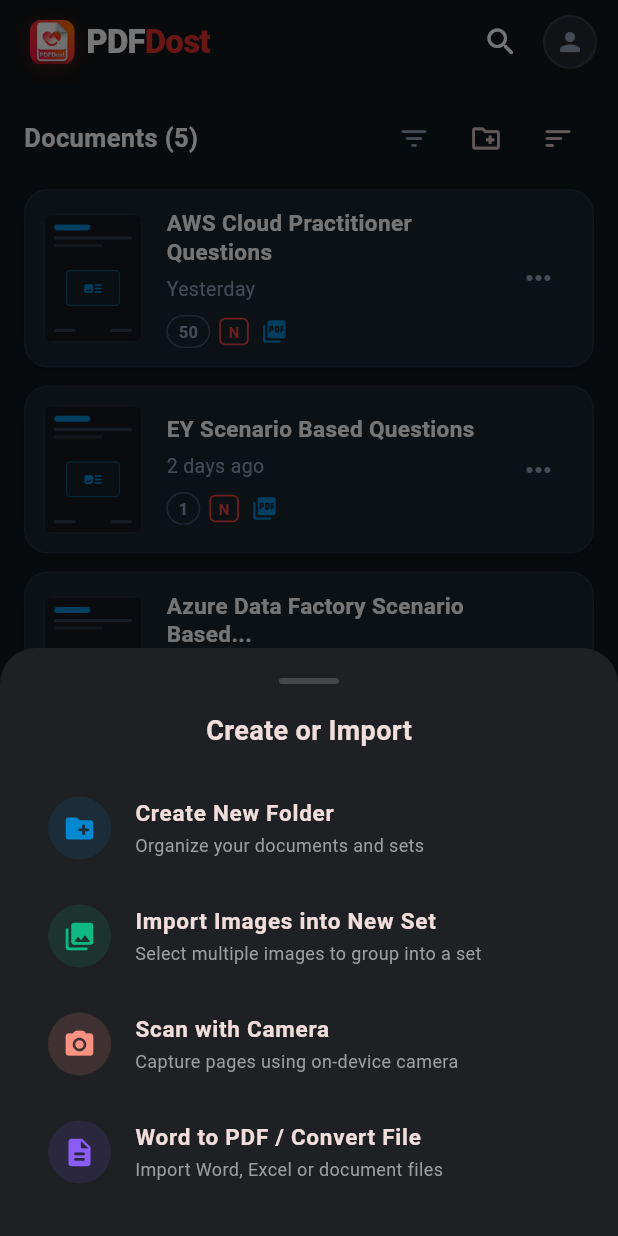
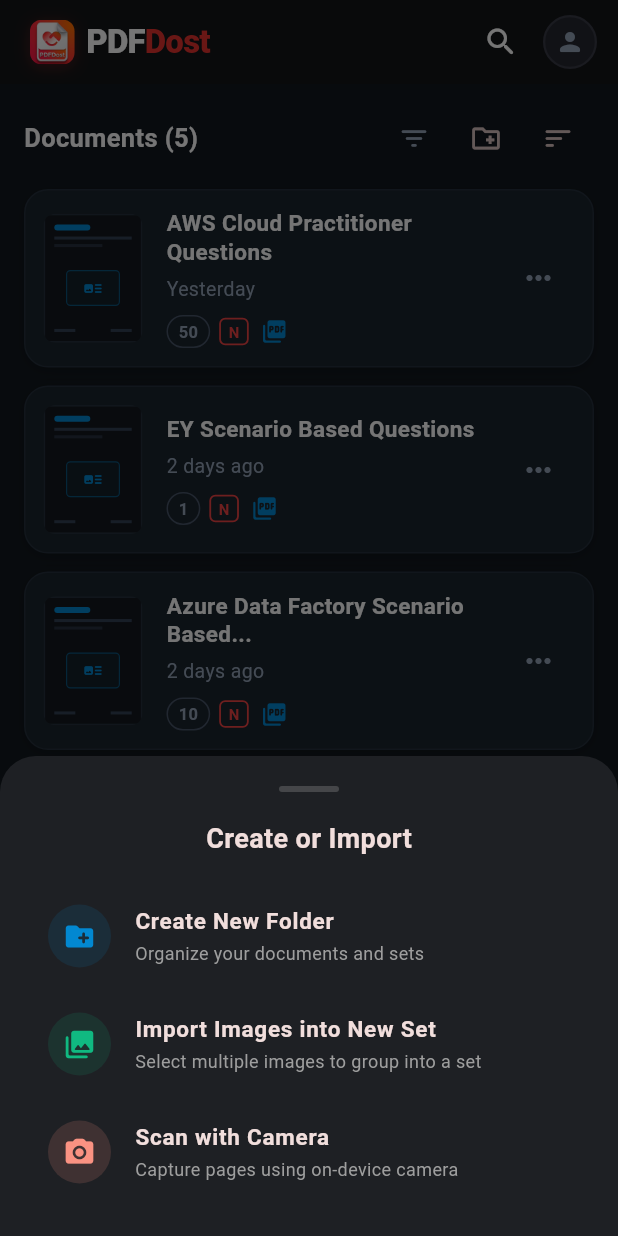
Before and after one commit to devvrushabh/PDFDost, a Flutter app: the screen it shows after launch, after a tap on the "add" icon, on a phone screen of 412 x 824 dp. Run offline on Flutter 3.47's test engine with Material 3 defaults, Android fonts, the phone set to English and light mode, and no system bars; our stand-ins replace file_picker, image_picker, open_filex, pdf, printing, share_plus and 1 more; missing offline and left inert: syncfusion_flutter_pdf.

Commit message:
Remove Word to PDF option from Home page Create or Import bottom sheet

```diff
--- a/lib/screens/home_tab.dart
+++ b/lib/screens/home_tab.dart
@@ -502,29 +502,6 @@
                   _captureCameraAndStartSet();
                 },
               ),
-
-              // 4. Import Document / PDF
-              ListTile(
-                leading: Container(
-                  width: 42,
-                  height: 42,
-                  decoration: BoxDecoration(
-                    color: const Color(0xFF8B5CF6).withOpacity(0.12),
-                    shape: BoxShape.circle,
-                  ),
-                  child: const Icon(Icons.description_rounded, color: Color(0xFF8B5CF6), size: 22),
-                ),
-                title: const Text('Word to PDF / Convert File', style: TextStyle(fontWeight: FontWeight.bold, fontSize: 15)),
-                subtitle: const Text('Import Word, Excel or document files', style: TextStyle(fontSize: 12, color: Colors.grey)),
-                onTap: () {
-                  Navigator.pop(ctx);
-                  if (widget.onOpenWordToPdf != null) {
-                    widget.onOpenWordToPdf!();
-                  } else {
-                    widget.onSwitchTab?.call(2);
-                  }
-                },
-              ),
             ],
           ),
         ),
```
